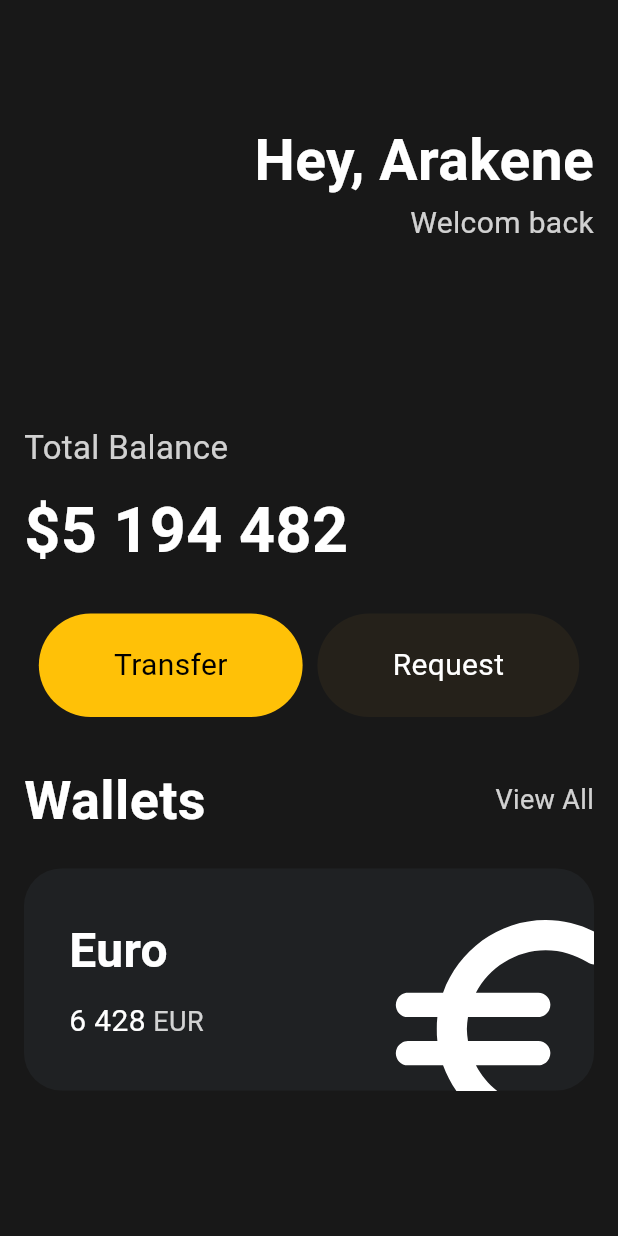
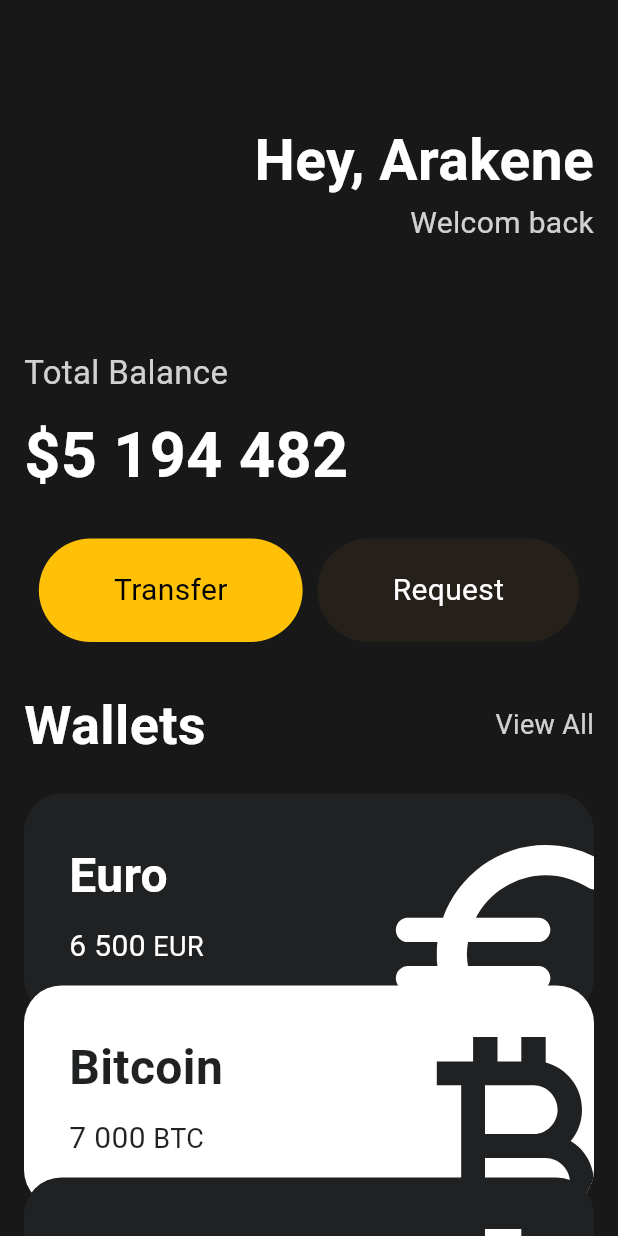
Before and after one commit to kbh97102/FlutterStudy, a Flutter app: the screen it shows after launch, on a phone screen of 412 x 824 dp. Run offline on Flutter 3.47's test engine with Material 3 defaults, Android fonts, the phone set to English and light mode, and no system bars.

Commit message:
feat: UI 챌린지 #3.8 Reusable Cards

```diff
--- a/lib/main.dart
+++ b/lib/main.dart
@@ -73,7 +73,7 @@ class TotalBalanceSection extends StatelessWidget {
     return Column(
       crossAxisAlignment: CrossAxisAlignment.start,
       children: [
-        SizedBox(height: 120),
+        SizedBox(height: 70),
         Text(
           "Total Balance",
           style: TextStyle(
@@ -97,7 +97,7 @@ class TotalBalanceSection extends StatelessWidget {
 
         BalanceButtons(),
 
-        SizedBox(height: 30,),
+        SizedBox(height: 30),
 
         CardSection(),
       ],
--- a/lib/widgets/card.dart
+++ b/lib/widgets/card.dart
@@ -31,21 +31,61 @@ class CardSection extends StatelessWidget {
 
         SizedBox(height: 20),
 
-        Card(),
+        Card(
+          amount: "6 500",
+          name: "Euro",
+          code: "EUR",
+          icon: Icons.euro_rounded,
+          isInverted: false,
+        ),
+        Transform.translate(
+          offset: Offset(0, -20),
+          child: Card(
+            amount: "7 000",
+            name: "Bitcoin",
+            code: "BTC",
+            icon: Icons.currency_bitcoin,
+            isInverted: true,
+          ),
+        ),
+        Transform.translate(
+          offset: Offset(0, -40),
+          child: Card(
+            amount: "6 500",
+            name: "Dollar",
+            code: "USD",
+            icon: Icons.attach_money_outlined,
+            isInverted: false,
+          ),
+        ),
       ],
     );
   }
 }
 
 class Card extends StatelessWidget {
-  const Card({super.key});
+  final String name, code, amount;
+  final IconData icon;
+  final bool isInverted;
+
+  // TODO: underbar == private?
+  final _blackColor = const Color(0XFF1F2123);
+
+  const Card({
+    super.key,
+    required this.name,
+    required this.code,
+    required this.amount,
+    required this.icon,
+    required this.isInverted,
+  });
 
   @override
   Widget build(BuildContext context) {
     return Container(
       clipBehavior: Clip.hardEdge,
       decoration: BoxDecoration(
-        color: Color(0XFF1F2123),
+        color: isInverted ? Colors.white : _blackColor,
         borderRadius: BorderRadius.circular(25),
       ),
       child: Padding(
@@ -57,9 +97,9 @@ class Card extends StatelessWidget {
               crossAxisAlignment: CrossAxisAlignment.start,
               children: [
                 Text(
-                  "Euro",
+                  name,
                   style: TextStyle(
-                    color: Colors.white,
+                    color: isInverted ? _blackColor : Colors.white,
                     fontSize: 32,
                     fontWeight: FontWeight.w600,
                   ),
@@ -68,14 +108,17 @@ class Card extends StatelessWidget {
                 Row(
                   children: [
                     Text(
-                      "6 428",
-                      style: TextStyle(color: Colors.white, fontSize: 20),
+                      amount,
+                      style: TextStyle(
+                        color: isInverted ? _blackColor : Colors.white,
+                        fontSize: 20,
+                      ),
                     ),
                     SizedBox(width: 5),
                     Text(
-                      "EUR",
+                      code,
                       style: TextStyle(
-                        color: Colors.white.withValues(alpha: 0.8),
+                        color: isInverted ? _blackColor : Colors.white,
                         fontSize: 18,
                       ),
                     ),
@@ -87,7 +130,11 @@ class Card extends StatelessWidget {
               scale: 2.2,
               child: Transform.translate(
                 offset: Offset(8, 15),
-                child: Icon(Icons.euro_rounded, color: Colors.white, size: 88),
+                child: Icon(
+                  icon,
+                  color: isInverted ? _blackColor : Colors.white,
+                  size: 88,
+                ),
               ),
             ),
           ],
```
